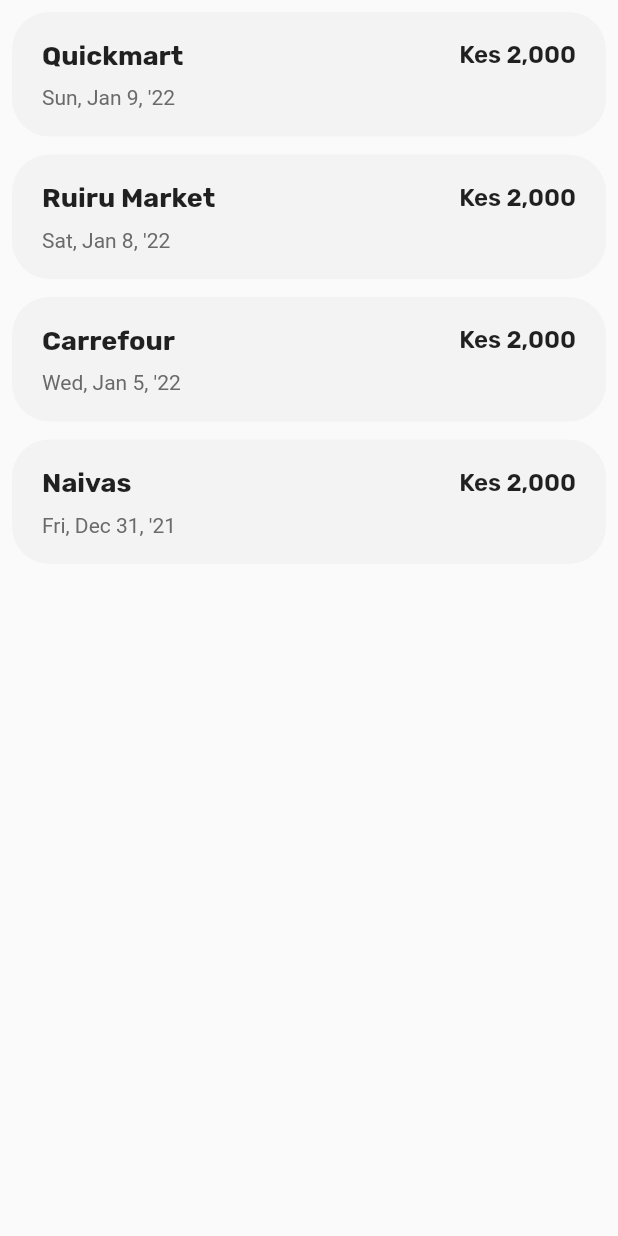
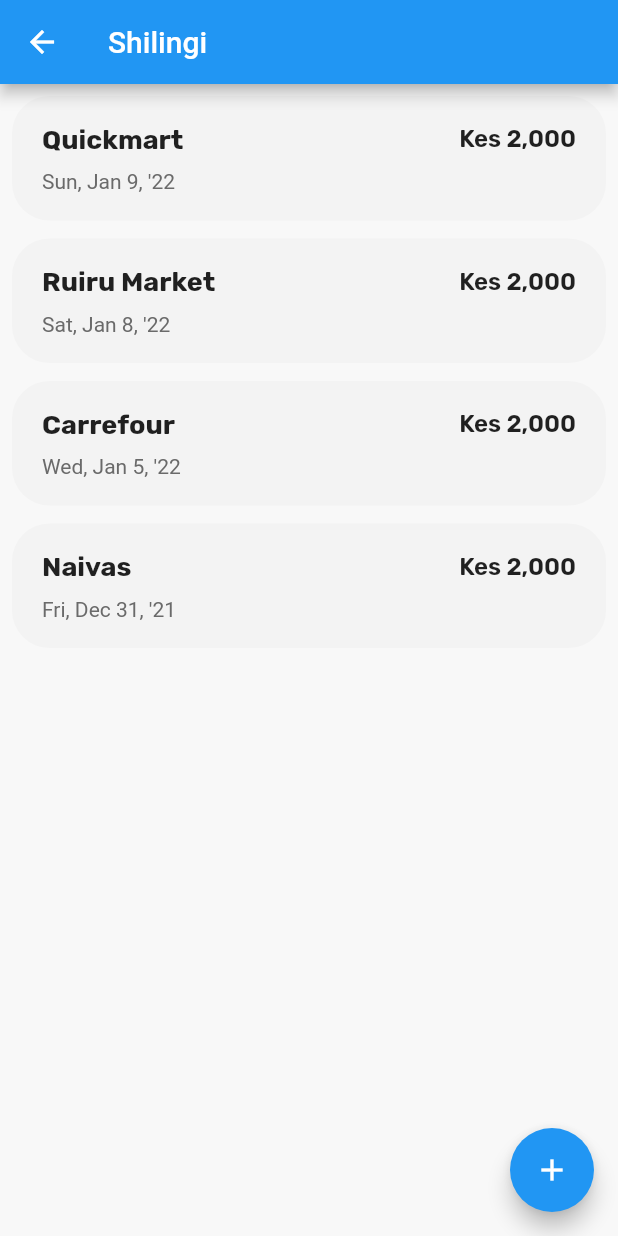
Before and after one commit to sanjeevbishnoi/shilingi, a Flutter app: the PurchasesPage screen opened directly, on a phone screen of 412 x 824 dp. Run offline on Flutter 3.47's test engine with Material 2 defaults, Android fonts, the phone set to English and light mode, and no system bars; our stand-ins replace google_fonts.

Commit message:
minor refactoring

```diff
--- a/app-flutter/lib/src/pages/purchases.dart
+++ b/app-flutter/lib/src/pages/purchases.dart
@@ -36,7 +36,9 @@ class _PurchasesPageState extends State<PurchasesPage> {
 
   @override
   Widget build(BuildContext context) {
-    return Padding(
+    return Scaffold(
+      appBar: AppBar(title: const Text('Shilingi')),
+      body: Padding(
         padding: const EdgeInsets.all(8),
         child: ListView(children: [
           for (var purchase in purchases) ...[
@@ -44,6 +46,10 @@ class _PurchasesPageState extends State<PurchasesPage> {
             const SizedBox(height: 12.0)
           ],
         ]),
+      ),
+      backgroundColor: const Color(0xFFF8F8F8),
+      floatingActionButton:
+          FloatingActionButton(child: const Icon(Icons.add), onPressed: () {}),
     );
   }
 }
```
Also changed, not shown: app-flutter/lib/main.dart (+2 -16 lines). Lines whose indentation alone changed are shown as unchanged.
